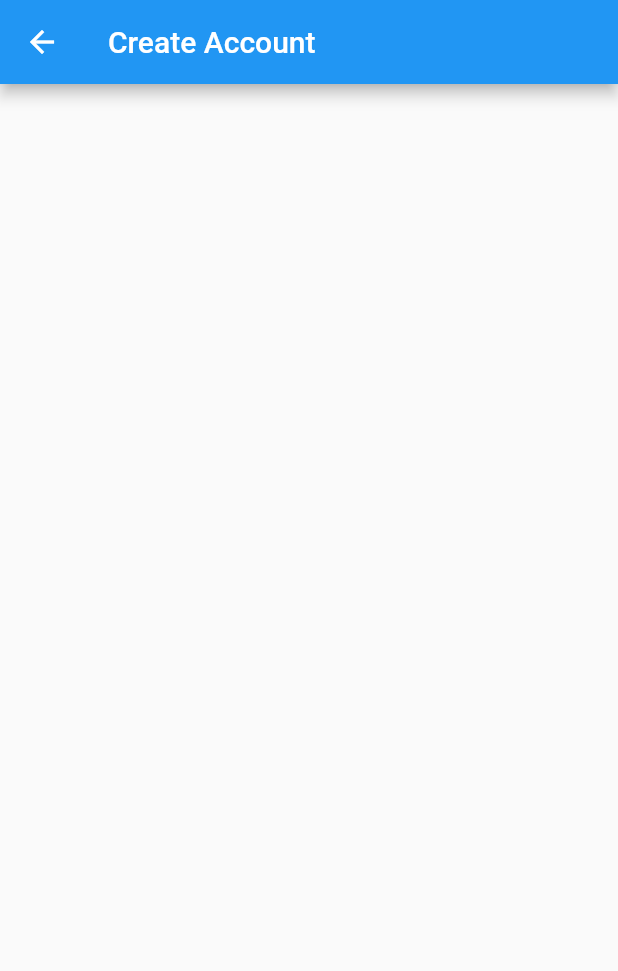
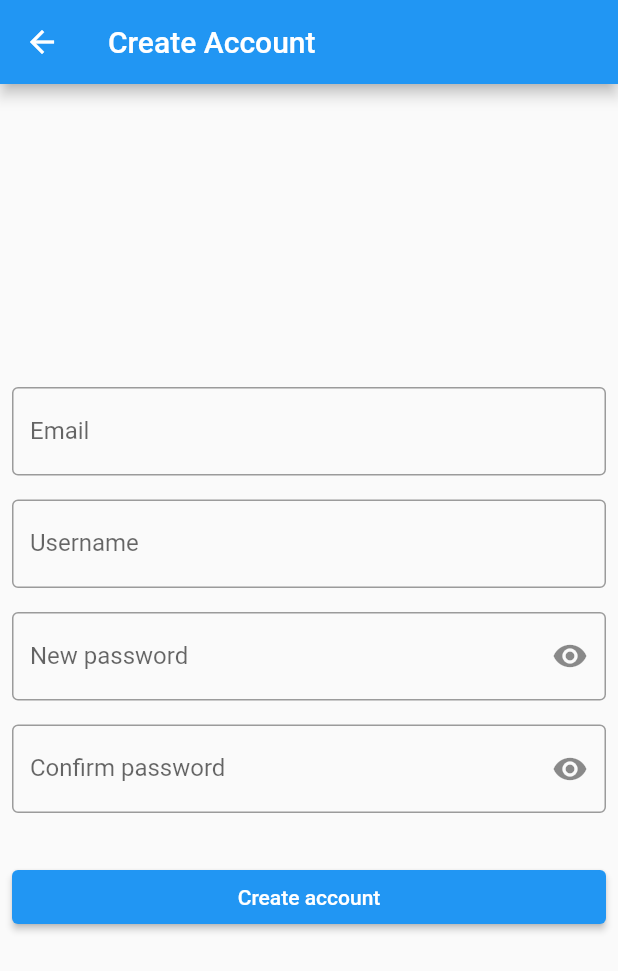
Before and after one commit to sstream17/chat-2, a Flutter app: the CreateAccountScreen screen opened by its route, on a phone screen of 412 x 824 dp. Shown: the top 971 px of the screen. Run offline on Flutter 3.47's test engine with Material 2 defaults, Android fonts, the phone set to English and light mode, and no system bars; our stand-ins replace firebase_auth, firebase_core, firebase_messaging, flutter_local_notifications; accounts and stored records are empty.

Commit message:
Setting up layout and navigation between login screens

```diff
--- a/client/lib/screens/create_account.dart
+++ b/client/lib/screens/create_account.dart
@@ -9,6 +9,57 @@ class CreateAccountScreen extends StatelessWidget {
       appBar: AppBar(
         title: const Text("Create Account"),
       ),
+      body: Padding(
+        padding: const EdgeInsets.all(8.0),
+        child: Column(
+          mainAxisAlignment: MainAxisAlignment.center,
+          crossAxisAlignment: CrossAxisAlignment.stretch,
+          children: [
+            const TextField(
+              decoration: InputDecoration(
+                labelText: "Email",
+                border: OutlineInputBorder(),
+              ),
+            ),
+            const SizedBox(height: 16.0),
+            const TextField(
+              decoration: InputDecoration(
+                labelText: "Username",
+                border: OutlineInputBorder(),
+              ),
+            ),
+            const SizedBox(height: 16.0),
+            TextField(
+              obscureText: true,
+              decoration: InputDecoration(
+                labelText: "New password",
+                border: const OutlineInputBorder(),
+                suffixIcon: IconButton(
+                  icon: const Icon(Icons.visibility),
+                  onPressed: () {},
+                ),
+              ),
+            ),
+            const SizedBox(height: 16.0),
+            TextField(
+              obscureText: true,
+              decoration: InputDecoration(
+                labelText: "Confirm password",
+                border: const OutlineInputBorder(),
+                suffixIcon: IconButton(
+                  icon: const Icon(Icons.visibility),
+                  onPressed: () {},
+                ),
+              ),
+            ),
+            const SizedBox(height: 32.0),
+            ElevatedButton(
+              onPressed: () {},
+              child: const Text("Create account"),
+            ),
+          ],
+        ),
+      ),
     );
   }
 }
```
Also changed, not shown: client/lib/screens/login.dart (+31 -0 lines), client/lib/screens/sign_in.dart (+32 -0 lines).
